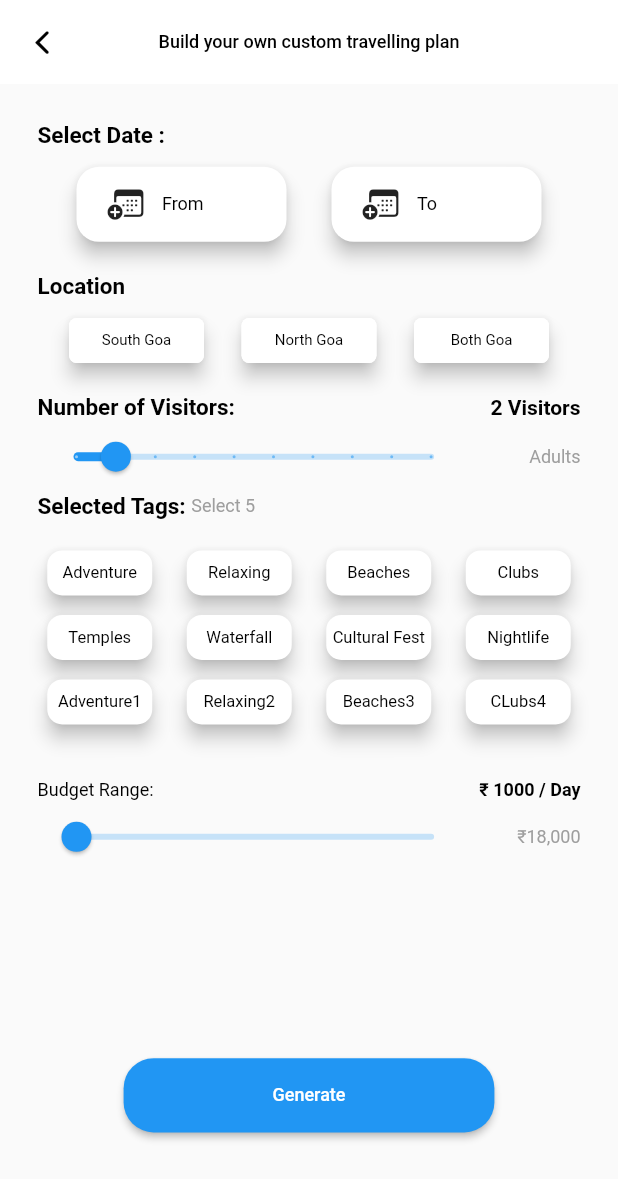
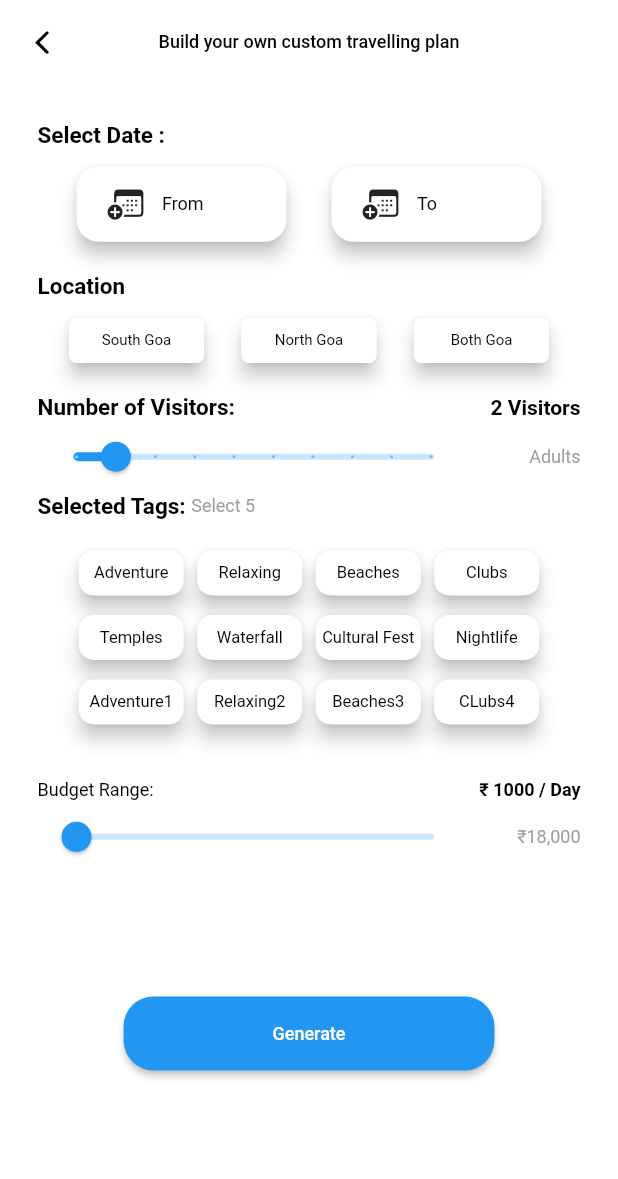
Before and after one commit to Abhinav0915/Goaviralnewz, a Flutter app: the CustomTravellingPlan screen opened directly, on a phone screen of 412 x 824 dp. Shown: the top 1179 px of the screen. Run offline on Flutter 3.47's test engine with Material 2 defaults, Android fonts, the light colour scheme and no system bars; our stand-ins replace animated_notch_bottom_bar, carousel_slider, dotted_border, firebase_auth, firebase_core, get and 2 more; missing offline and left inert: custom_date_range_picker; accounts and stored records are empty.

Commit message:
updated customtrip page

```diff
--- a/lib/features/navigation/screens/CustomPlan.dart
+++ b/lib/features/navigation/screens/CustomPlan.dart
@@ -1,5 +1,6 @@
 import 'package:flutter/cupertino.dart';
 import 'package:flutter/material.dart';
+import 'package:goaviralnews/globalVariables.dart';
 import '../../../size_config.dart';
 import 'package:custom_date_range_picker/custom_date_range_picker.dart'
     as DateRangePicker;
@@ -50,25 +51,26 @@ class _CustomTravellingPlanState extends State<CustomTravellingPlan> {
 
   Future pickDateRange() async {
     final screenHeight = MediaQuery.of(context).size.height;
-    final dialogHeight = screenHeight * 0.6;
-    final dialogTopOffset = screenHeight * 0.2;
+    final dialogHeight =
+        screenHeight * 0.6; // Adjust the dialog height as needed
+    final dialogTopOffset =
+        screenHeight * 0.2; // Adjust the top offset as needed
 
     final pickedRange = await showDateRangePicker(
       context: context,
-      firstDate: DateTime(1900),
+      firstDate: DateTime.now(),
       lastDate: DateTime(2100),
       initialDateRange: _dateRange,
       initialEntryMode: DatePickerEntryMode.calendar,
       builder: (BuildContext context, Widget? child) {
         return Theme(
-          data: ThemeData
-              .light(), // Customize the date picker dialog theme if needed
+          data: ThemeData.light(),
           child: SizedBox(
             height: dialogHeight,
             child: Column(
               children: [
                 SizedBox(height: dialogTopOffset),
-                child ?? const SingleChildScrollView(),
+                Expanded(child: child ?? const SingleChildScrollView()),
               ],
             ),
           ),
@@ -94,6 +96,7 @@ class _CustomTravellingPlanState extends State<CustomTravellingPlan> {
     double height = SizeConfig.screenH!;
 
     return Scaffold(
+      backgroundColor: GlobalVariables.backgroundColor,
       appBar: AppBar(
         elevation: 0,
         leading: IconButton(
@@ -103,7 +106,7 @@ class _CustomTravellingPlanState extends State<CustomTravellingPlan> {
             color: Colors.black,
           ),
         ),
-        backgroundColor: Colors.white,
+        backgroundColor: GlobalVariables.backgroundColor,
         centerTitle: true,
         title: const Text(
           'Build your own custom travelling plan',
@@ -113,7 +116,8 @@ class _CustomTravellingPlanState extends State<CustomTravellingPlan> {
           ),
         ),
       ),
-      body: SingleChildScrollView(
+      body: SafeArea(
+        child: Padding(
           padding: const EdgeInsets.all(25),
           child: Column(
             children: [
@@ -160,7 +164,7 @@ class _CustomTravellingPlanState extends State<CustomTravellingPlan> {
                             ),
                             Text(
                               fromDateText,
-                            style: TextStyle(
+                              style: const TextStyle(
                                 fontSize: 12,
                                 color: Colors.black,
                               ),
@@ -195,7 +199,7 @@ class _CustomTravellingPlanState extends State<CustomTravellingPlan> {
                             ),
                             Text(
                               toDateText,
-                            style: TextStyle(
+                              style: const TextStyle(
                                 fontSize: 12,
                                 color: Colors.black,
                               ),
@@ -418,7 +422,7 @@ class _CustomTravellingPlanState extends State<CustomTravellingPlan> {
                     height: height * 0.02,
                   ),
                   Wrap(
-                  spacing: 15,
+                    spacing: 1,
                     runSpacing: 5,
                     children: tags.map((tag) {
                       bool isSelected = selectedTags.contains(tag);
@@ -524,9 +528,15 @@ class _CustomTravellingPlanState extends State<CustomTravellingPlan> {
                 ],
               ),
               SizedBox(
-              height: height * 0.15,
+                height: height * 0.1,
               ),
-            Container(
+              Row(
+                mainAxisAlignment: MainAxisAlignment.center,
+                children: [
+                  Expanded(
+                    child: Align(
+                      alignment: Alignment.bottomCenter,
+                      child: Container(
                         width: width * 0.6,
                         height: height * 0.06,
                         margin: const EdgeInsets.only(bottom: 20),
@@ -547,7 +557,12 @@ class _CustomTravellingPlanState extends State<CustomTravellingPlan> {
                           ),
                         ),
                       ),
+                    ),
+                  ),
                 ],
+              ),
+            ],
+          ),
         ),
       ),
     );
```
Also changed, not shown: lib/features/navigation/screens/dashboard.dart (+52 -41 lines), assets/images/1.png (added), assets/images/2.png (added), assets/images/3.png (added), assets/images/4.png (added), assets/images/5.png (added), assets/images/6.png (added), assets/images/7.png (added), assets/images/8.png (added), assets/images/9.png (added), assets/images/offbeat.png (added). Lines whose indentation alone changed are shown as unchanged.
